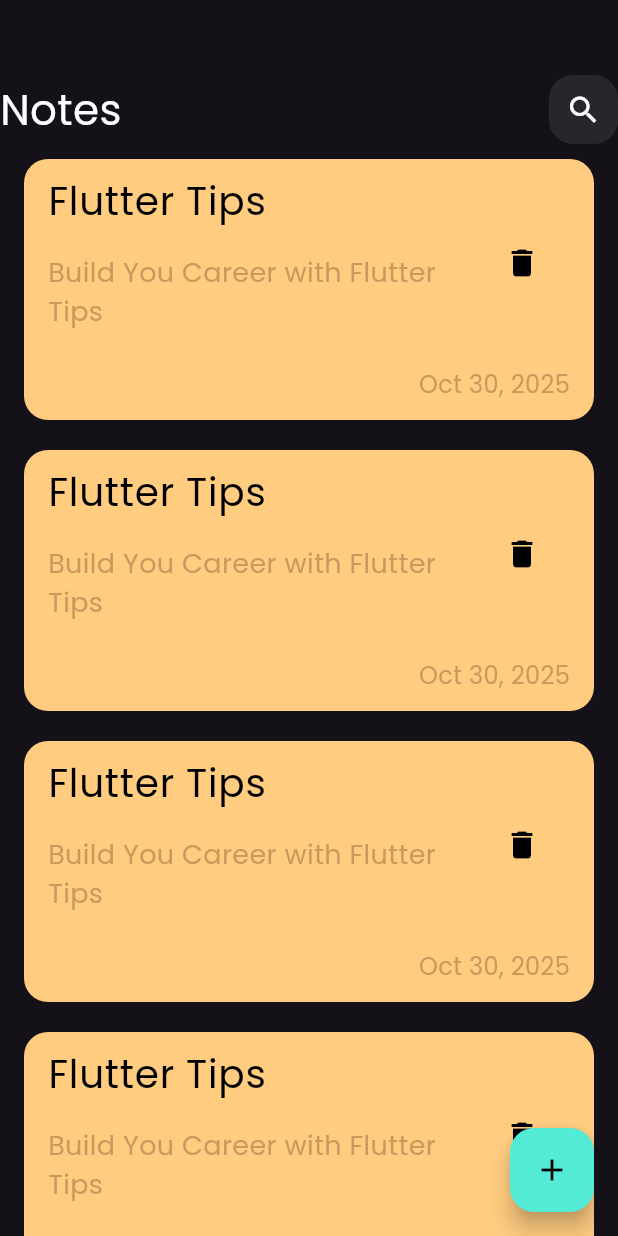
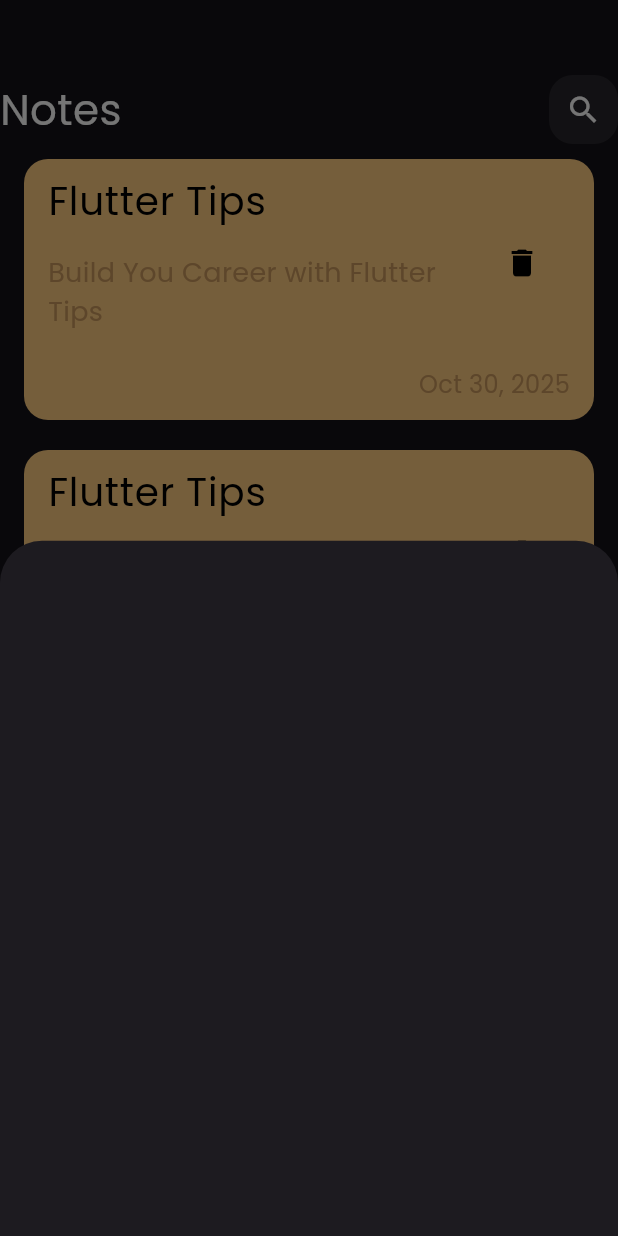
Before and after one commit to ahmadmoussa78/notes_app, a Flutter app: the screen it shows after launch, after a tap on the "add" icon, on a phone screen of 412 x 824 dp. Run offline on Flutter 3.47's test engine with Material 3 defaults, Android fonts, the phone set to English and light mode, and no system bars.

Commit message:
Added Show Modal Bottom Sheet

```diff
--- a/lib/views/notes_view.dart
+++ b/lib/views/notes_view.dart
@@ -1,4 +1,5 @@
 import 'package:flutter/material.dart';
+import 'package:notes_app/widgets/add_note_bottom_sheet.dart';
 import 'package:notes_app/widgets/notes_view_body.dart';
 
 class NotesView extends StatelessWidget {
@@ -9,7 +10,14 @@ class NotesView extends StatelessWidget {
     return Scaffold(
       floatingActionButton: FloatingActionButton(
         backgroundColor: const Color(0xff53EBD6),
-        onPressed: () {},
+        onPressed: () {
+          showModalBottomSheet(
+            context: context,
+            builder: (context) {
+              return const AddNoteBottomSheet();
+            },
+          );
+        },
         child: const Icon(Icons.add, color: Colors.black),
       ),
       body: const NotesViewBody(),
--- /dev/null
+++ b/lib/widgets/add_note_bottom_sheet.dart
@@ -0,0 +1,10 @@
+import 'package:flutter/material.dart';
+
+class AddNoteBottomSheet extends StatelessWidget {
+  const AddNoteBottomSheet({super.key});
+
+  @override
+  Widget build(BuildContext context) {
+    return Container();
+  }
+}
```
